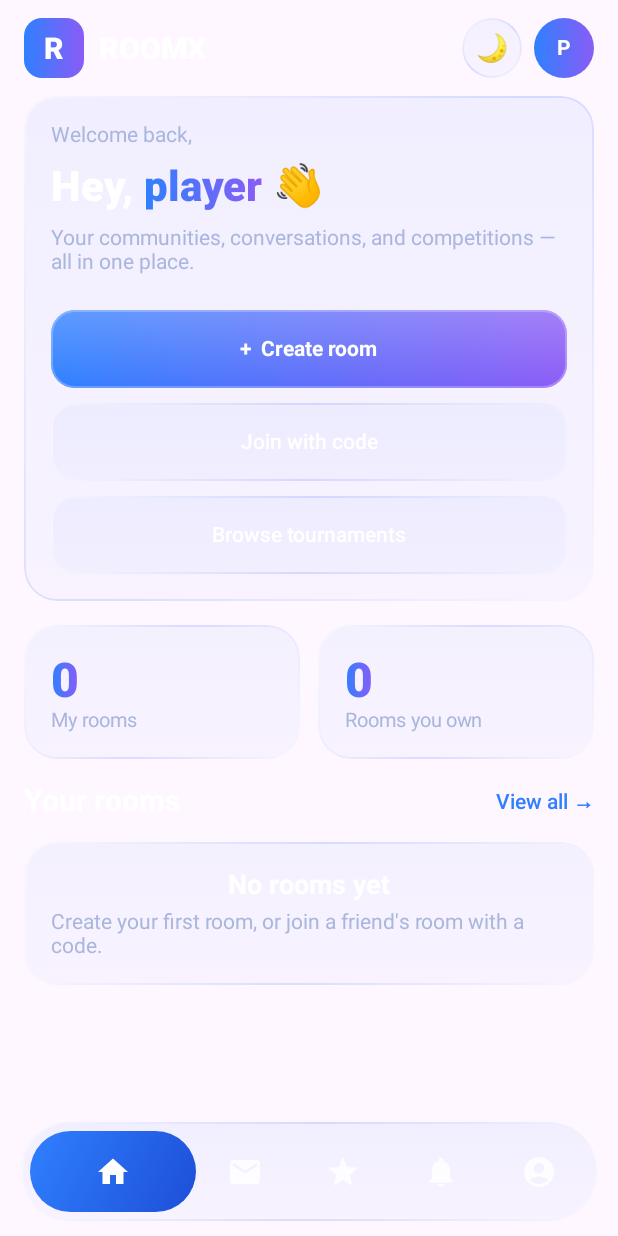
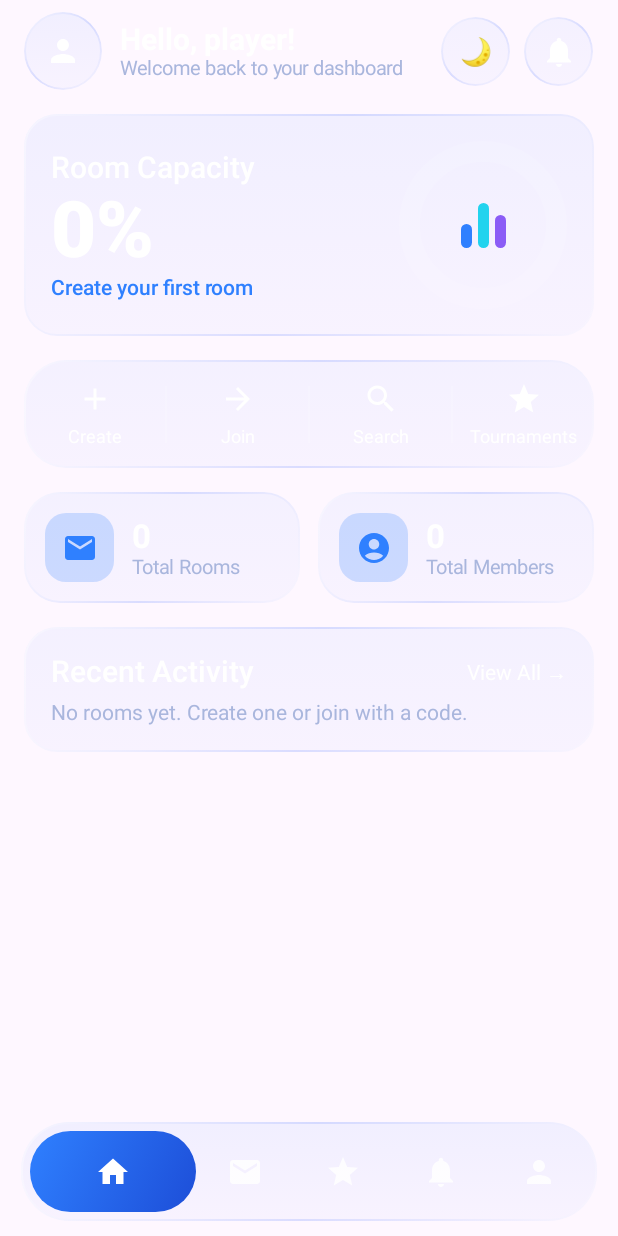
Before and after one commit to enayetislam143-beep/ROOMX, an Android app built with Jetpack Compose: the composable RoomXApp shown on its own in the app's theme, on a phone screen of 412 x 824 dp. Run offline under Robolectric (Android 15) with nearby library versions, the phone set to English and light mode, and no system bars; network calls fail.

Commit message:
Update MainActivity.kt

```diff
--- a/app/src/main/java/com/enayet/roomx/MainActivity.kt
+++ b/app/src/main/java/com/enayet/roomx/MainActivity.kt
@@ -26,6 +26,7 @@ import androidx.compose.runtime.*
 import androidx.compose.ui.Alignment
 import androidx.compose.ui.Modifier
 import androidx.compose.ui.draw.clip
+import androidx.compose.ui.graphics.Brush
 import androidx.compose.ui.graphics.Color
 import androidx.compose.ui.graphics.toArgb
 import androidx.compose.ui.platform.LocalClipboardManager
@@ -64,11 +65,11 @@ class MainActivity : ComponentActivity() {
 @Composable
 fun SystemBars(dark: Boolean) {
     val view = LocalView.current
-    val bg = LocalRx.current.bg
+    val rx = LocalRx.current
     SideEffect {
         val window = (view.context as Activity).window
-        window.statusBarColor = bg.toArgb()
-        window.navigationBarColor = bg.toArgb()
+        window.statusBarColor = rx.bgTop.toArgb()
+        window.navigationBarColor = rx.bgBottom.toArgb()
         val controller = WindowCompat.getInsetsController(window, view)
         controller.isAppearanceLightStatusBars = !dark
         controller.isAppearanceLightNavigationBars = !dark
@@ -102,7 +103,7 @@ fun RoomXRoot(dark: Boolean, onToggleTheme: () -> Unit) {
 @Composable
 fun ThemeToggle(dark: Boolean, onToggle: () -> Unit) {
     Box(
-        Modifier.size(40.dp).pressScale(onToggle).glass(CircleShape),
+        Modifier.size(46.dp).pressScale(onToggle).glass(CircleShape),
         contentAlignment = Alignment.Center
     ) {
         Text(if (dark) "☀️" else "🌙", fontSize = 18.sp)
@@ -157,42 +158,57 @@ fun AuthScreen(dark: Boolean, onToggleTheme: () -> Unit, onDone: () -> Unit) {
 
     Column(
         Modifier.fillMaxSize().verticalScroll(rememberScrollState()).padding(24.dp),
+        horizontalAlignment = Alignment.CenterHorizontally,
         verticalArrangement = Arrangement.spacedBy(14.dp)
     ) {
         Row(Modifier.fillMaxWidth()) {
             Spacer(Modifier.weight(1f))
             ThemeToggle(dark, onToggleTheme)
         }
-        Spacer(Modifier.height(24.dp))
+        Spacer(Modifier.height(12.dp))
         Appear(0) {
-            Column {
+            Box(
+                Modifier.size(104.dp).glass(RoundedCornerShape(32.dp), strong = true),
+                contentAlignment = Alignment.Center
+            ) {
+                Box(
+                    Modifier.size(66.dp).clip(RoundedCornerShape(22.dp)).background(rxBrush()),
+                    contentAlignment = Alignment.Center
+                ) {
+                    Icon(
+                        if (isSignUp) Icons.Default.Person else Icons.Default.Lock,
+                        contentDescription = null,
+                        tint = Color.White
+                    )
+                }
+            }
+        }
+        Appear(100) {
+            Column(horizontalAlignment = Alignment.CenterHorizontally) {
                 Text(
-                    "ROOMX",
-                    style = TextStyle(
-                        brush = rxBrush(),
-                        fontSize = 44.sp,
+                    if (isSignUp) "Create account" else "Welcome back",
+                    fontSize = 32.sp,
                     fontWeight = FontWeight.ExtraBold
                 )
+                Spacer(Modifier.height(4.dp))
+                Text(
+                    if (isSignUp) "Join ROOMX in seconds" else "Log in to your account",
+                    color = rx.muted
                 )
-                Text("Connect. Communicate. Compete.", color = RxPurple)
             }
         }
-        Spacer(Modifier.height(8.dp))
-        Appear(120) {
+        Spacer(Modifier.height(4.dp))
+        Appear(180) {
             GlassPanel(Modifier.fillMaxWidth(), strong = true) {
-                Column(verticalArrangement = Arrangement.spacedBy(12.dp)) {
-                    Text(
-                        if (isSignUp) "Create your account" else "Welcome back",
-                        fontSize = 22.sp,
-                        fontWeight = FontWeight.Bold
-                    )
+                Column(verticalArrangement = Arrangement.spacedBy(14.dp)) {
                     if (isSignUp) {
                         OutlinedTextField(
                             value = username,
                             onValueChange = { username = it },
-                            label = { Text("Username (3-20 characters)") },
+                            placeholder = { Text("Username (3-20 characters)") },
+                            leadingIcon = { Icon(Icons.Default.Person, contentDescription = null) },
                             singleLine = true,
-                            shape = RoundedCornerShape(14.dp),
+                            shape = RoundedCornerShape(18.dp),
                             colors = glassFieldColors(),
                             modifier = Modifier.fillMaxWidth()
                         )
@@ -200,21 +216,23 @@ fun AuthScreen(dark: Boolean, onToggleTheme: () -> Unit, onDone: () -> Unit) {
                     OutlinedTextField(
                         value = email,
                         onValueChange = { email = it },
-                        label = { Text("Email") },
+                        placeholder = { Text("you@example.com") },
+                        leadingIcon = { Icon(Icons.Default.Email, contentDescription = null) },
                         singleLine = true,
                         keyboardOptions = KeyboardOptions(keyboardType = KeyboardType.Email),
-                        shape = RoundedCornerShape(14.dp),
+                        shape = RoundedCornerShape(18.dp),
                         colors = glassFieldColors(),
                         modifier = Modifier.fillMaxWidth()
                     )
                     OutlinedTextField(
                         value = password,
                         onValueChange = { password = it },
-                        label = { Text("Password (6+ characters)") },
+                        placeholder = { Text("Password (6+ characters)") },
+                        leadingIcon = { Icon(Icons.Default.Lock, contentDescription = null) },
                         singleLine = true,
                         visualTransformation = PasswordVisualTransformation(),
                         keyboardOptions = KeyboardOptions(keyboardType = KeyboardType.Password),
-                        shape = RoundedCornerShape(14.dp),
+                        shape = RoundedCornerShape(18.dp),
                         colors = glassFieldColors(),
                         modifier = Modifier.fillMaxWidth()
                     )
@@ -256,16 +274,22 @@ fun AuthScreen(dark: Boolean, onToggleTheme: () -> Unit, onDone: () -> Unit) {
                 }
             }
         }
-        TextButton(
-            onClick = {
+        Row(
+            Modifier.padding(top = 4.dp),
+            verticalAlignment = Alignment.CenterVertically
+        ) {
+            Text(
+                if (isSignUp) "Already have an account? " else "Don't have an account? ",
+                color = rx.muted
+            )
+            Text(
+                if (isSignUp) "Log in" else "Create one",
+                color = RxBlue,
+                fontWeight = FontWeight.Bold,
+                modifier = Modifier.clickable {
                     isSignUp = !isSignUp
                     error = null
-            },
-            modifier = Modifier.fillMaxWidth()
-        ) {
-            Text(
-                if (isSignUp) "Already have an account? Log in" else "New here? Create an account",
-                color = rx.muted
+                }
             )
         }
     }
@@ -283,6 +307,14 @@ fun shareRoom(ctx: Context, name: String, code: String) {
     }
 }
 
+fun roleName(role: String): String {
+    return when (role) {
+        "owner" -> "Owner"
+        "moderator" -> "Moderator"
+        else -> "Member"
+    }
+}
+
 @Composable
 fun RoomXApp(dark: Boolean, onToggleTheme: () -> Unit, onLogout: () -> Unit) {
     val rx = LocalRx.current
@@ -291,7 +323,7 @@ fun RoomXApp(dark: Boolean, onToggleTheme: () -> Unit, onLogout: () -> Unit) {
         GlassTab("Rooms", Icons.Default.Email),
         GlassTab("Tournaments", Icons.Default.Star),
         GlassTab("Alerts", Icons.Default.Notifications),
-        GlassTab("Profile", Icons.Default.AccountCircle)
+        GlassTab("Profile", Icons.Default.Person)
     )
     val scope = rememberCoroutineScope()
     var selected by remember { mutableIntStateOf(0) }
@@ -328,7 +360,9 @@ fun RoomXApp(dark: Boolean, onToggleTheme: () -> Unit, onLogout: () -> Unit) {
         Scaffold(
             containerColor = Color.Transparent,
             contentColor = rx.text,
-            topBar = { TopBar(dark, onToggleTheme) },
+            topBar = {
+                if (selected != 0) TopBar(dark, onToggleTheme)
+            },
             bottomBar = {
                 GlassBottomBar(tabs = tabs, selected = selected, onSelect = { selected = it })
             }
@@ -343,9 +377,13 @@ fun RoomXApp(dark: Boolean, onToggleTheme: () -> Unit, onLogout: () -> Unit) {
                         0 -> HomeScreen(
                             rooms = rooms,
                             loading = loading,
+                            dark = dark,
+                            onToggleTheme = onToggleTheme,
                             onCreateRoom = { dialog = "create" },
                             onJoinRoom = { dialog = "join" },
+                            onSearch = { selected = 1 },
                             onTournaments = { selected = 2 },
+                            onAlerts = { selected = 3 },
                             onViewAll = { selected = 1 },
                             onOpen = { openRoom = it }
                         )
@@ -434,7 +472,7 @@ fun Chip(text: String, tint: Color = RxBlue) {
 fun SegmentedTabs(options: List<String>, selected: Int, onSelect: (Int) -> Unit) {
     val rx = LocalRx.current
     Row(
-        Modifier.fillMaxWidth().glass(RoundedCornerShape(16.dp)).padding(4.dp),
+        Modifier.fillMaxWidth().glass(RoundedCornerShape(18.dp)).padding(4.dp),
         horizontalArrangement = Arrangement.spacedBy(4.dp)
     ) {
         options.forEachIndexed { i, label ->
@@ -442,12 +480,10 @@ fun SegmentedTabs(options: List<String>, selected: Int, onSelect: (Int) -> Unit)
             Box(
                 Modifier
                     .weight(1f)
-                    .clip(RoundedCornerShape(12.dp))
+                    .clip(RoundedCornerShape(14.dp))
                     .background(
                         if (active) rxBrush()
-                        else androidx.compose.ui.graphics.Brush.horizontalGradient(
-                            listOf(Color.Transparent, Color.Transparent)
-                        )
+                        else Brush.horizontalGradient(listOf(Color.Transparent, Color.Transparent))
                     )
                     .clickable { onSelect(i) }
                     .padding(vertical = 10.dp),
@@ -460,24 +496,6 @@ fun SegmentedTabs(options: List<String>, selected: Int, onSelect: (Int) -> Unit)
                     color = if (active) Color.White else rx.muted
                 )
             }
-        }
-    }
-}
-
-@Composable
-fun StatCard(value: Int, label: String, modifier: Modifier = Modifier) {
-    val rx = LocalRx.current
-    GlassPanel(modifier) {
-        Column {
-            Text(
-                value.toString(),
-                style = TextStyle(
-                    brush = rxBrush(),
-                    fontSize = 32.sp,
-                    fontWeight = FontWeight.ExtraBold
-                )
-            )
-            Text(label, color = rx.muted, fontSize = 13.sp)
         }
     }
 }
@@ -498,7 +516,7 @@ fun EmptyState(title: String, note: String) {
 }
 
 @Composable
-fun RoomCard(room: RoomInfo, compact: Boolean, onOpen: () -> Unit, onLeave: () -> Unit) {
+fun RoomCard(room: RoomInfo, onOpen: () -> Unit, onLeave: () -> Unit) {
     val rx = LocalRx.current
     val ctx = LocalContext.current
     val clipboard = LocalClipboardManager.current
@@ -529,21 +547,13 @@ fun RoomCard(room: RoomInfo, compact: Boolean, onOpen: () -> Unit, onLeave: () -
                     Chip("Closed", Color(0xFFF59E0B))
                 }
             }
-            if (!compact && room.description.isNotBlank()) {
+            if (room.description.isNotBlank()) {
                 Text(room.description, color = rx.muted, fontSize = 14.sp)
             }
             Row(horizontalArrangement = Arrangement.spacedBy(8.dp)) {
                 Chip(room.code)
-                Chip(
-                    when (room.role) {
-                        "owner" -> "Owner"
-                        "moderator" -> "Moderator"
-                        else -> "Member"
-                    },
-                    RxPurple
-                )
+                Chip(roleName(room.role), RxPurple)
             }
-            if (!compact) {
             Row(horizontalArrangement = Arrangement.spacedBy(4.dp)) {
                 TextButton(onClick = {
                     clipboard.setText(AnnotatedString(room.code))
@@ -559,20 +569,27 @@ fun RoomCard(room: RoomInfo, compact: Boolean, onOpen: () -> Unit, onLeave: () -
         }
     }
 }
-}
 
 @Composable
 fun HomeScreen(
     rooms: List<RoomInfo>,
     loading: Boolean,
+    dark: Boolean,
+    onToggleTheme: () -> Unit,
     onCreateRoom: () -> Unit,
     onJoinRoom: () -> Unit,
+    onSearch: () -> Unit,
     onTournaments: () -> Unit,
+    onAlerts: () -> Unit,
     onViewAll: () -> Unit,
     onOpen: (RoomInfo) -> Unit
 ) {
     val rx = LocalRx.current
     val name = SupabaseApi.username?.takeIf { it.isNotBlank() } ?: "player"
+    val totalMembers = rooms.sumOf { it.members }
+    val totalCapacity = rooms.sumOf { it.capacity }
+    val progress = if (totalCapacity > 0) totalMembers.toFloat() / totalCapacity else 0f
+    val percent = (progress * 100f).toInt()
 
     Column(
         Modifier
@@ -583,81 +600,125 @@ fun HomeScreen(
         verticalArrangement = Arrangement.spacedBy(16.dp)
     ) {
         Appear(0) {
+            Row(
+                Modifier.fillMaxWidth().padding(top = 8.dp),
+                verticalAlignment = Alignment.CenterVertically
+            ) {
+                Box(
+                    Modifier.size(52.dp).glass(CircleShape, strong = true),
+                    contentAlignment = Alignment.Center
+                ) {
+                    Icon(Icons.Default.Person, contentDescription = null, tint = rx.text)
+                }
+                Spacer(Modifier.width(12.dp))
+                Column(Modifier.weight(1f)) {
+                    Text("Hello, $name!", fontSize = 20.sp, fontWeight = FontWeight.Bold, maxLines = 1)
+                    Text(
+                        "Welcome back to your dashboard",
+                        fontSize = 13.sp,
+                        color = rx.muted,
+                        maxLines = 2
+                    )
+                }
+                ThemeToggle(dark, onToggleTheme)
+                Spacer(Modifier.width(8.dp))
+                GlassIconButton(Icons.Default.Notifications, onAlerts)
+            }
+        }
+
+        Appear(100) {
             GlassPanel(Modifier.fillMaxWidth(), strong = true) {
-                Column(verticalArrangement = Arrangement.spacedBy(10.dp)) {
-                    Text("Welcome back,", color = rx.muted)
-                    Row(verticalAlignment = Alignment.CenterVertically) {
-                        Text("Hey, ", fontSize = 28.sp, fontWeight = FontWeight.ExtraBold)
+                Row(
+                    Modifier.fillMaxWidth(),
+                    verticalAlignment = Alignment.CenterVertically
+                ) {
+                    Column(Modifier.weight(1f)) {
+                        Text("Room Capacity", fontSize = 20.sp, fontWeight = FontWeight.Medium)
+                        Text("$percent%", fontSize = 52.sp, fontWeight = FontWeight.ExtraBold)
                         Text(
-                            name,
-                            style = TextStyle(
-                                brush = rxBrush(),
-                                fontSize = 28.sp,
-                                fontWeight = FontWeight.ExtraBold
+                            if (rooms.isEmpty()) "Create your first room"
+                            else "↑ $totalMembers members in ${rooms.size} " +
+                                (if (rooms.size == 1) "room" else "rooms"),
+                            color = RxBlue,
+                            fontWeight = FontWeight.SemiBold,
+                            fontSize = 14.sp
+                        )
+                    }
+                    ProgressRing(progress)
+                }
+            }
+        }
+
+        Appear(180) {
+            QuickActionsRow(
+                listOf(
+                    QuickAction("Create", Icons.Default.Add, onCreateRoom),
+                    QuickAction("Join", Icons.Default.ArrowForward, onJoinRoom),
+                    QuickAction("Search", Icons.Default.Search, onSearch),
+                    QuickAction("Tournaments", Icons.Default.Star, onTournaments)
                 )
             )
-                        Text(" 👋", fontSize = 28.sp)
         }
-                    Text(
-                        "Your communities, conversations, and competitions — all in one place.",
-                        color = rx.muted
+
+        Row(horizontalArrangement = Arrangement.spacedBy(12.dp)) {
+            Box(Modifier.weight(1f)) {
+                Appear(260) {
+                    StatTile(
+                        rooms.size.toString(),
+                        "Total Rooms",
+                        Icons.Default.Email,
+                        Modifier.fillMaxWidth()
                     )
-                    Spacer(Modifier.height(4.dp))
-                    GradientButton(
-                        text = "+  Create room",
-                        modifier = Modifier.fillMaxWidth(),
-                        onClick = onCreateRoom
-                    )
-                    GlassButton(
-                        text = "Join with code",
-                        modifier = Modifier.fillMaxWidth(),
-                        onClick = onJoinRoom
-                    )
-                    GlassButton(
-                        text = "Browse tournaments",
-                        modifier = Modifier.fillMaxWidth(),
-                        onClick = onTournaments
+                }
+            }
+            Box(Modifier.weight(1f)) {
+                Appear(320) {
+                    StatTile(
+                        totalMembers.toString(),
+                        "Total Members",
+                        Icons.Default.AccountCircle,
+                        Modifier.fillMaxWidth()
                     )
                 }
             }
         }
-        Row(horizontalArrangement = Arrangement.spacedBy(12.dp)) {
-            Box(Modifier.weight(1f)) {
-                Appear(150) {
-                    StatCard(rooms.size, "My rooms", Modifier.fillMaxWidth())
-                }
-            }
-            Box(Modifier.weight(1f)) {
-                Appear(230) {
-                    StatCard(rooms.count { it.role == "owner" }, "Rooms you own", Modifier.fillMaxWidth())
-                }
-            }
-        }
+
+        Appear(380) {
+            GlassPanel(Modifier.fillMaxWidth()) {
+                Column(Modifier.fillMaxWidth()) {
                     Row(verticalAlignment = Alignment.CenterVertically) {
                         Text(
-                "Your rooms",
+                            "Recent Activity",
                             fontSize = 20.sp,
-                fontWeight = FontWeight.Bold,
+                            fontWeight = FontWeight.SemiBold,
                             modifier = Modifier.weight(1f)
                         )
                         Text(
-                "View all →",
-                color = RxBlue,
-                fontWeight = FontWeight.SemiBold,
+                            "View All →",
+                            fontSize = 14.sp,
                             modifier = Modifier.clickable { onViewAll() }
                         )
                     }
+                    Spacer(Modifier.height(8.dp))
                     if (loading && rooms.isEmpty()) {
-            CircularProgressIndicator(modifier = Modifier.size(28.dp), strokeWidth = 3.dp)
+                        CircularProgressIndicator(modifier = Modifier.size(26.dp), strokeWidth = 3.dp)
                     } else if (rooms.isEmpty()) {
-            EmptyState(
-                "No rooms yet",
-                "Create your first room, or join a friend's room with a code."
+                        Text(
+                            "No rooms yet. Create one or join with a code.",
+                            color = rx.muted,
+                            fontSize = 14.sp
                         )
                     } else {
-            rooms.take(3).forEachIndexed { index, room ->
-                Appear(delayMs = 300 + index * 90) {
-                    RoomCard(room, compact = true, onOpen = { onOpen(room) }, onLeave = {})
+                        rooms.take(3).forEach { room ->
+                            ActivityRow(
+                                title = room.name,
+                                subtitle = "${room.code} · ${roleName(room.role)}",
+                                trailing = "${room.members}/${room.capacity}",
+                                icon = Icons.Default.Email,
+                                onClick = { onOpen(room) }
+                            )
+                        }
+                    }
                 }
             }
         }
@@ -716,7 +777,7 @@ fun RoomsScreen(
             placeholder = { Text("Search rooms by name or code...") },
             leadingIcon = { Icon(Icons.Default.Search, contentDescription = null) },
             singleLine = true,
-            shape = RoundedCornerShape(16.dp),
+            shape = RoundedCornerShape(18.dp),
             colors = glassFieldColors(),
             modifier = Modifier.fillMaxWidth()
         )
@@ -738,7 +799,7 @@ fun RoomsScreen(
         }
         shown.forEachIndexed { index, room ->
             Appear(delayMs = index * 80) {
-                RoomCard(room, compact = false, onOpen = { onOpen(room) }, onLeave = { onLeave(room) })
+                RoomCard(room, onOpen = { onOpen(room) }, onLeave = { onLeave(room) })
             }
         }
     }
@@ -799,7 +860,12 @@ fun NotificationsScreen() {
 }
 
 @Composable
-fun InfoRow(label: String, value: String, valueColor: Color = Color.Unspecified, onClick: (() -> Unit)? = null) {
+fun InfoRow(
+    label: String,
+    value: String,
+    valueColor: Color = Color.Unspecified,
+    onClick: (() -> Unit)? = null
+) {
     val rx = LocalRx.current
     Row(
         Modifier
```
Lines whose indentation alone changed are shown as unchanged.
